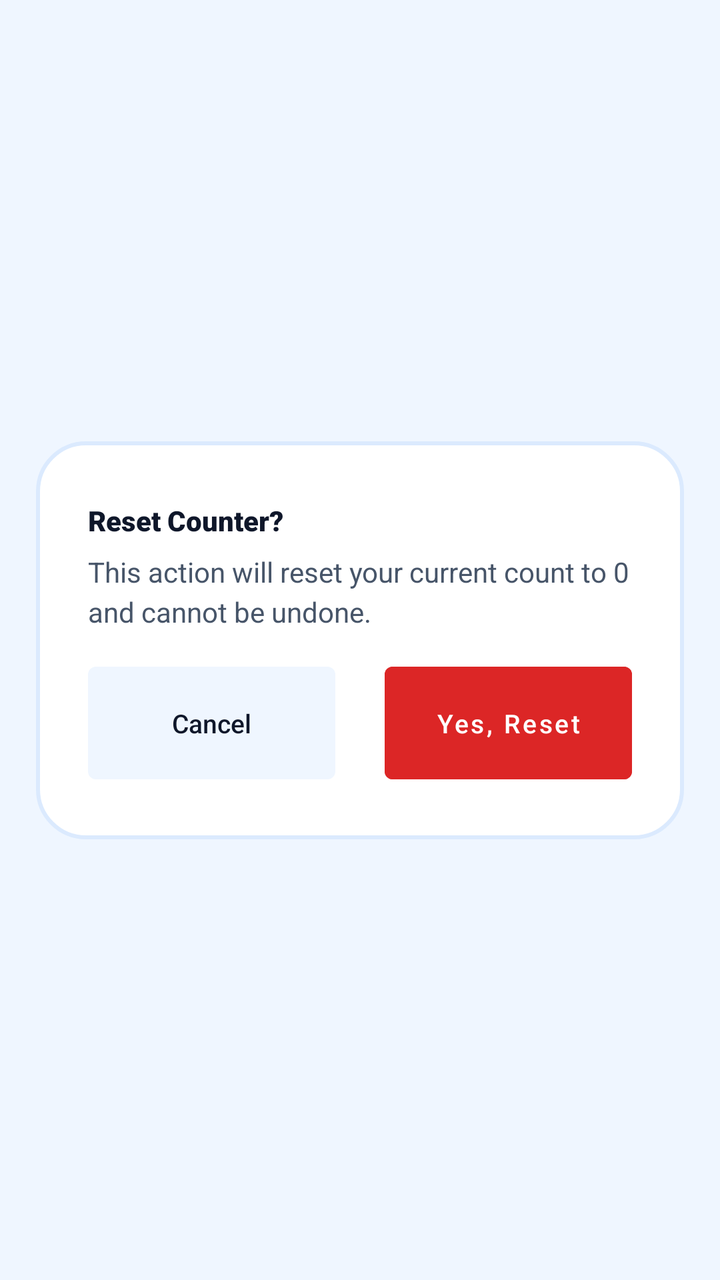
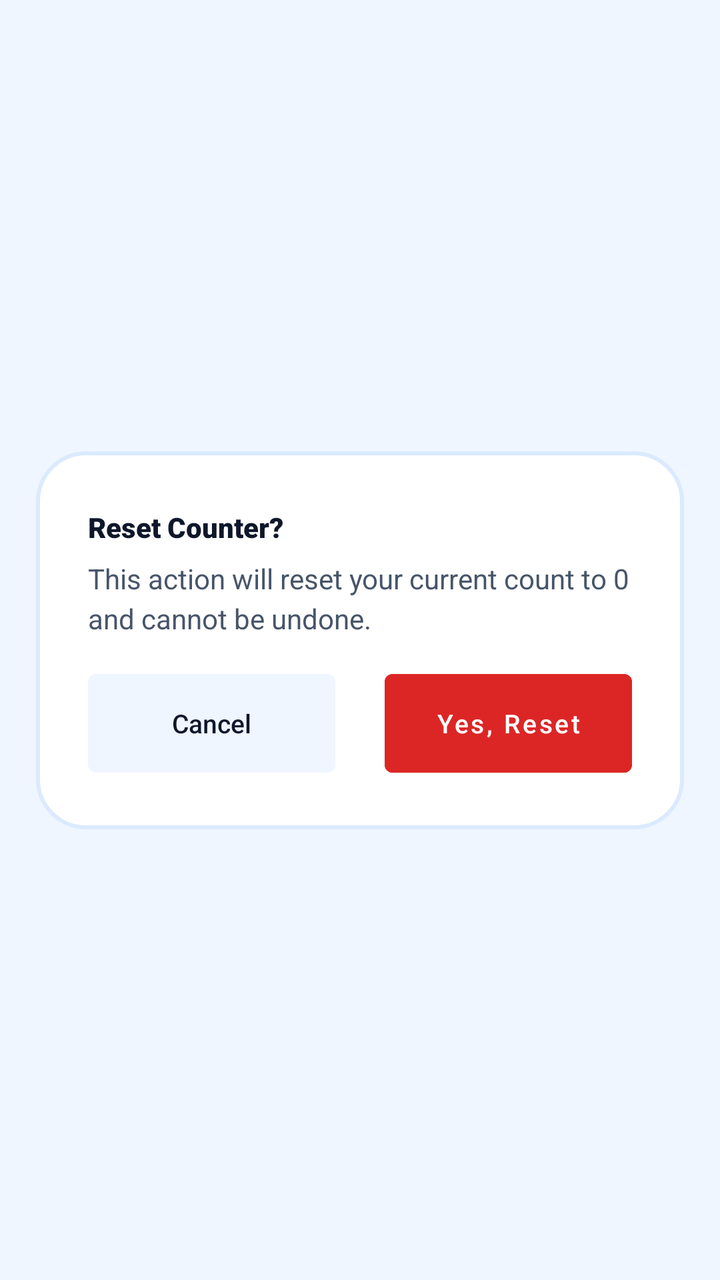

Screens rendered from an Android XML layout before and after an edit, with the pre-edit source and the edit as a unified diff.
<!-- AndroidManifest.xml: application theme Theme.SmartTasbeeh -->
<!-- res/layout/dialog_reset_confirm.xml -->
<?xml version="1.0" encoding="utf-8"?>
<androidx.constraintlayout.widget.ConstraintLayout xmlns:android="http://schemas.android.com/apk/res/android"
    xmlns:app="http://schemas.android.com/apk/res-auto"
    android:layout_width="match_parent"
    android:layout_height="wrap_content"
    android:layout_gravity="center">

    
    <androidx.constraintlayout.widget.ConstraintLayout
        android:id="@+id/dialogBox"
        android:layout_width="0dp"
        android:layout_height="wrap_content"
        android:background="@drawable/dialog_background_premium"
        app:layout_constraintWidth_percent="0.90"
        app:layout_constraintStart_toStartOf="parent"
        app:layout_constraintEnd_toEndOf="parent"
        app:layout_constraintTop_toTopOf="parent"
        app:layout_constraintBottom_toBottomOf="parent">

        
        <androidx.constraintlayout.widget.Guideline
            android:id="@+id/guideStart"
            android:layout_width="wrap_content"
            android:layout_height="wrap_content"
            android:orientation="vertical"
            app:layout_constraintGuide_percent="0.08" />

        <androidx.constraintlayout.widget.Guideline
            android:id="@+id/guideEnd"
            android:layout_width="wrap_content"
            android:layout_height="wrap_content"
            android:orientation="vertical"
            app:layout_constraintGuide_percent="0.92" />

        <androidx.constraintlayout.widget.Guideline
            android:id="@+id/guideTop"
            android:layout_width="wrap_content"
            android:layout_height="wrap_content"
            android:orientation="horizontal"
            app:layout_constraintGuide_percent="0.15" />

        <androidx.constraintlayout.widget.Guideline
            android:id="@+id/guideBottom"
            android:layout_width="wrap_content"
            android:layout_height="wrap_content"
            android:orientation="horizontal"
            app:layout_constraintGuide_percent="0.85" />

        
        <TextView
            android:id="@+id/tvTitle"
            android:layout_width="0dp"
            android:layout_height="wrap_content"
            android:text="@string/dialog_reset_title"
            android:fontFamily="sans-serif-black"
            android:textColor="@color/text_primary"
            app:layout_constraintStart_toStartOf="@id/guideStart"
            app:layout_constraintEnd_toEndOf="@id/guideEnd"
            app:layout_constraintTop_toTopOf="@id/guideTop" />

        
        <Space
            android:id="@+id/spaceTitleToMessage"
            android:layout_width="0dp"
            android:layout_height="0dp"
            app:layout_constraintDimensionRatio="H,40:1"
            app:layout_constraintStart_toStartOf="@id/guideStart"
            app:layout_constraintEnd_toEndOf="@id/guideEnd"
            app:layout_constraintTop_toBottomOf="@id/tvTitle" />

        
        <TextView
            android:id="@+id/tvMessage"
            android:layout_width="0dp"
            android:layout_height="wrap_content"
            android:text="@string/dialog_reset_message"
            android:textColor="@color/text_secondary"
            android:lineSpacingMultiplier="1.2"
            app:layout_constraintStart_toStartOf="@id/guideStart"
            app:layout_constraintEnd_toEndOf="@id/guideEnd"
            app:layout_constraintTop_toBottomOf="@id/spaceTitleToMessage" />

        
        <Space
            android:id="@+id/spaceMessageToButtons"
            android:layout_width="0dp"
            android:layout_height="0dp"
            app:layout_constraintDimensionRatio="H,15:1"
            app:layout_constraintStart_toStartOf="@id/guideStart"
            app:layout_constraintEnd_toEndOf="@id/guideEnd"
            app:layout_constraintTop_toBottomOf="@id/tvMessage" />

        
        <androidx.constraintlayout.widget.ConstraintLayout
            android:layout_width="0dp"
            android:layout_height="wrap_content"
            app:layout_constraintStart_toStartOf="@id/guideStart"
            app:layout_constraintEnd_toEndOf="@id/guideEnd"
            app:layout_constraintTop_toBottomOf="@id/spaceMessageToButtons"
            app:layout_constraintBottom_toBottomOf="@id/guideBottom">

            <androidx.appcompat.widget.AppCompatButton
                android:id="@+id/btnCancel"
                android:layout_width="0dp"
                android:layout_height="0dp"
                android:text="@string/dialog_cancel"
                android:textAllCaps="false"
                android:textColor="@color/text_primary"
                android:background="@drawable/selector_cancel_reset"
                android:stateListAnimator="@null"
                android:minHeight="48dp"
                app:autoSizeTextType="uniform"
                app:autoSizeMinTextSize="10sp"
                app:autoSizeMaxTextSize="13sp"
                app:layout_constraintHeight_min="48dp"
                app:layout_constraintWidth_max="280dp"
                app:layout_constraintDimensionRatio="H,2.2:1"
                app:layout_constraintStart_toStartOf="parent"
                app:layout_constraintTop_toTopOf="parent"
                app:layout_constraintBottom_toBottomOf="parent"
                app:layout_constraintEnd_toStartOf="@+id/buttonGap"
                app:layout_constraintHorizontal_weight="1"/>

            <Space
                android:id="@+id/buttonGap"
                android:layout_width="0dp"
                android:layout_height="0dp"
                app:layout_constraintHorizontal_weight="0.2"
                app:layout_constraintStart_toEndOf="@id/btnCancel"
                app:layout_constraintEnd_toStartOf="@+id/btnResetConfirm"
                app:layout_constraintTop_toTopOf="parent"
                app:layout_constraintBottom_toBottomOf="parent" />

            <Button
                android:id="@+id/btnResetConfirm"
                android:layout_width="0dp"
                android:layout_height="0dp"
                android:text="@string/dialog_reset_confirm"
                android:textAllCaps="false"
                android:textColor="@color/white"
                android:backgroundTint="@color/delete_text"
                style="@style/Widget.MaterialComponents.Button.UnelevatedButton"
                android:insetTop="0dp"
                android:insetBottom="0dp"
                android:minHeight="48dp"
                app:autoSizeTextType="uniform"
                app:autoSizeMinTextSize="10sp"
                app:autoSizeMaxTextSize="13sp"
                app:layout_constraintHeight_min="48dp"
                app:layout_constraintWidth_max="280dp"
                app:layout_constraintDimensionRatio="H,2.2:1"
                app:layout_constraintEnd_toEndOf="parent"
                app:layout_constraintTop_toTopOf="parent"
                app:layout_constraintBottom_toBottomOf="parent"
                app:layout_constraintStart_toEndOf="@id/buttonGap"
                app:layout_constraintHorizontal_weight="1"/>

        </androidx.constraintlayout.widget.ConstraintLayout>

    </androidx.constraintlayout.widget.ConstraintLayout>

</androidx.constraintlayout.widget.ConstraintLayout>
<!-- resources referenced by this layout -->
<resources>
  <color name="delete_text">#DC2626</color>
  <color name="text_primary">#0F172A</color>
  <color name="text_secondary">#475569</color>
  <color name="white">#FFFFFFFF</color>
  <!-- drawable dialog_background_premium (drawable) -->
  <?xml version="1.0" encoding="utf-8"?>
  <shape xmlns:android="http://schemas.android.com/apk/res/android"
      android:shape="rectangle">
      <solid android:color="@color/card_background"/>
      <corners android:radius="24dp"/>
      <stroke android:width="2dp"
          android:color="@color/card_stroke_color"/>
  </shape>
  <!-- drawable selector_cancel_reset (drawable) -->
  <?xml version="1.0" encoding="utf-8"?>
  <selector xmlns:android="http://schemas.android.com/apk/res/android">
      <item android:state_pressed="true">
          <shape android:shape="rectangle">
              <solid android:color="@color/cancel_btn_pressed_green"/> 
              <corners android:radius="4dp"/>
          </shape>
      </item>
      <item>
          <shape android:shape="rectangle">
              <solid android:color="@color/icon_btn_bg"/> 
              <corners android:radius="4dp"/>
          </shape>
      </item>
  </selector>
  <string name="dialog_cancel">Cancel</string>
  <string name="dialog_reset_confirm">Yes, Reset</string>
  <string name="dialog_reset_message">This action will reset your current count to 0 and cannot be undone.</string>
  <string name="dialog_reset_title">Reset Counter?</string>
  <style name="Theme.SmartTasbeeh" parent="Base.Theme.SmartTasbeeh" />
  <color name="card_background">#FFFFFF</color>
  <color name="card_stroke_color">#DBEAFE</color>
  <color name="cancel_btn_pressed_green">#95B697</color>
  <color name="icon_btn_bg">#EFF6FF</color>
  <style name="Base.Theme.SmartTasbeeh" parent="Theme.Material3.DayNight.NoActionBar">
          <item name="colorPrimary">@color/tasbeeh_blue_primary</item>
          <item name="colorPrimaryVariant">@color/tasbeeh_blue_dark</item>
          <item name="colorOnPrimary">@color/white</item>
  
          <item name="android:statusBarColor">@color/tasbeeh_blue_dark</item>
          <item name="android:windowLightStatusBar">false</item>
  
          <item name="android:windowBackground">@color/background_light</item>
          <item name="android:textColor">@color/text_primary</item>
      </style>
  <color name="tasbeeh_blue_primary">#2563EB</color>
  <color name="tasbeeh_blue_dark">#1E3A8A</color>
  <color name="background_light">#EFF6FF</color>
</resources>

<!-- the commit's change to res/layout/dialog_reset_confirm.xml (unified diff, before → after) -->
@@ -114,7 +114,7 @@
                 app:autoSizeMaxTextSize="13sp"
                 app:layout_constraintHeight_min="48dp"
                 app:layout_constraintWidth_max="280dp"
-                app:layout_constraintDimensionRatio="H,2.2:1"
+                app:layout_constraintDimensionRatio="H,2.5:1"
                 app:layout_constraintStart_toStartOf="parent"
                 app:layout_constraintTop_toTopOf="parent"
                 app:layout_constraintBottom_toBottomOf="parent"
@@ -148,7 +148,7 @@
                 app:autoSizeMaxTextSize="13sp"
                 app:layout_constraintHeight_min="48dp"
                 app:layout_constraintWidth_max="280dp"
-                app:layout_constraintDimensionRatio="H,2.2:1"
+                app:layout_constraintDimensionRatio="H,2.5:1"
                 app:layout_constraintEnd_toEndOf="parent"
                 app:layout_constraintTop_toTopOf="parent"
                 app:layout_constraintBottom_toBottomOf="parent"
